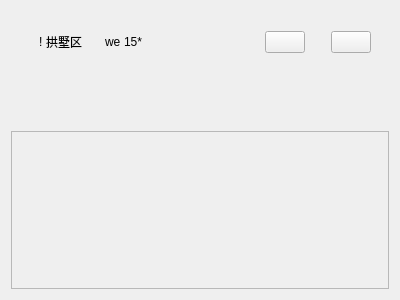
Old version of the form homepage.ui in the repository breaveSun/central_control.
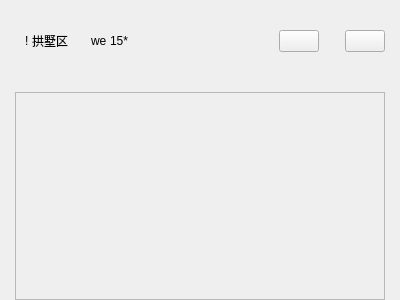
New version of the form. Custom widgets are drawn as their Qt base class.

Commit message: homepage style

The edit to the form file:
```diff
--- a/homepage.ui
+++ b/homepage.ui
@@ -23,8 +23,17 @@
    <property name="spacing">
     <number>20</number>
    </property>
+   <property name="leftMargin">
+    <number>15</number>
+   </property>
    <property name="topMargin">
-    <number>20</number>
+    <number>30</number>
+   </property>
+   <property name="rightMargin">
+    <number>15</number>
+   </property>
+   <property name="bottomMargin">
+    <number>0</number>
    </property>
    <item>
     <widget class="QWidget" name="widget" native="true">
@@ -36,13 +45,13 @@
      </property>
      <layout class="QHBoxLayout" name="horizontalLayout">
       <property name="leftMargin">
-       <number>18</number>
+       <number>0</number>
       </property>
       <property name="topMargin">
-       <number>11</number>
+       <number>0</number>
       </property>
       <property name="rightMargin">
-       <number>18</number>
+       <number>0</number>
       </property>
       <property name="bottomMargin">
        <number>0</number>
@@ -227,33 +236,36 @@
    <item>
     <widget class="QWidget" name="spacesCloseAll" native="true">
      <property name="sizePolicy">
-      <sizepolicy hsizetype="Expanding" vsizetype="Maximum">
+      <sizepolicy hsizetype="Maximum" vsizetype="Maximum">
        <horstretch>0</horstretch>
        <verstretch>0</verstretch>
       </sizepolicy>
      </property>
      <layout class="QHBoxLayout" name="horizontalLayout_3">
+      <property name="spacing">
+       <number>0</number>
+      </property>
       <property name="leftMargin">
-       <number>18</number>
+       <number>10</number>
+      </property>
+      <property name="topMargin">
+       <number>0</number>
       </property>
       <property name="rightMargin">
-       <number>18</number>
+       <number>10</number>
       </property>
+      <property name="bottomMargin">
+       <number>0</number>
+      </property>
       <item>
-       <widget class="btnTxtIcon" name="spaceChanged" native="true"/>
-      </item>
-      <item>
-       <spacer name="horizontalSpacer_3">
-        <property name="orientation">
-         <enum>Qt::Horizontal</enum>
+       <widget class="btnTxtIcon" name="spaceChanged" native="true">
+        <property name="sizePolicy">
+         <sizepolicy hsizetype="Maximum" vsizetype="Maximum">
+          <horstretch>0</horstretch>
+          <verstretch>0</verstretch>
+         </sizepolicy>
         </property>
-        <property name="sizeHint" stdset="0">
-         <size>
-          <width>40</width>
-          <height>20</height>
-         </size>
-        </property>
-       </spacer>
+       </widget>
       </item>
      </layout>
     </widget>
@@ -310,7 +322,7 @@
        <rect>
         <x>0</x>
         <y>0</y>
-        <width>380</width>
+        <width>368</width>
         <height>1000</height>
        </rect>
       </property>
@@ -340,16 +352,16 @@
       </property>
       <layout class="QVBoxLayout" name="verticalLayout">
        <property name="spacing">
-        <number>20</number>
+        <number>40</number>
        </property>
        <property name="leftMargin">
-        <number>15</number>
+        <number>0</number>
        </property>
        <property name="topMargin">
         <number>0</number>
        </property>
        <property name="rightMargin">
-        <number>15</number>
+        <number>0</number>
        </property>
        <property name="bottomMargin">
         <number>0</number>
```
The commit also changes 10 other files.
